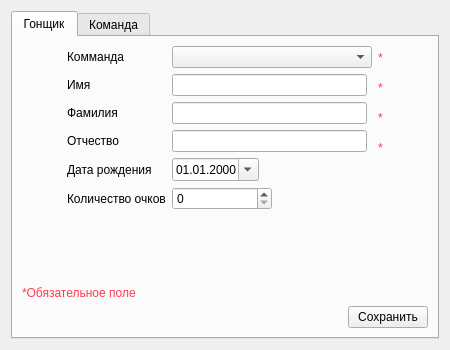
Xez99/SumPract, file creationmenu.ui: the form before one commit.
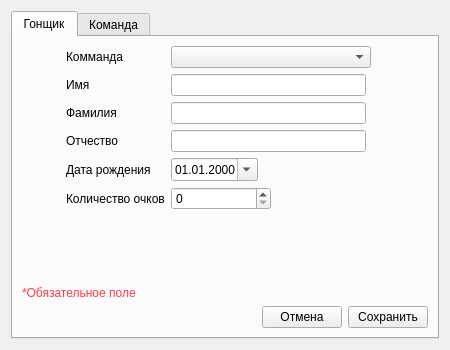
The form after the commit.

Diff of the .ui file:
```diff
--- a/creationmenu.ui
+++ b/creationmenu.ui
@@ -227,9 +227,6 @@
                <height>24</height>
               </size>
              </property>
-             <property name="text">
-              <string>&lt;html&gt;&lt;head/&gt;&lt;body&gt;&lt;p&gt;&lt;span style=&quot; color:#ff3c4d;&quot;&gt;*&lt;/span&gt;&lt;/p&gt;&lt;/body&gt;&lt;/html&gt;</string>
-             </property>
             </widget>
            </item>
            <item row="1" column="0">
@@ -240,9 +237,6 @@
                <height>24</height>
               </size>
              </property>
-             <property name="text">
-              <string>&lt;html&gt;&lt;head/&gt;&lt;body&gt;&lt;p&gt;&lt;span style=&quot; color:#ff3c4d;&quot;&gt;*&lt;/span&gt;&lt;/p&gt;&lt;/body&gt;&lt;/html&gt;</string>
-             </property>
             </widget>
            </item>
            <item row="2" column="0">
@@ -253,9 +247,6 @@
                <height>24</height>
               </size>
              </property>
-             <property name="text">
-              <string>&lt;html&gt;&lt;head/&gt;&lt;body&gt;&lt;p&gt;&lt;span style=&quot; color:#ff3c4d;&quot;&gt;*&lt;/span&gt;&lt;/p&gt;&lt;/body&gt;&lt;/html&gt;</string>
-             </property>
             </widget>
            </item>
            <item row="3" column="0">
@@ -266,9 +257,6 @@
                <height>24</height>
               </size>
              </property>
-             <property name="text">
-              <string>&lt;html&gt;&lt;head/&gt;&lt;body&gt;&lt;p&gt;&lt;span style=&quot; color:#ff3c4d;&quot;&gt;*&lt;/span&gt;&lt;/p&gt;&lt;/body&gt;&lt;/html&gt;</string>
-             </property>
             </widget>
            </item>
           </layout>
@@ -326,6 +314,16 @@
            </property>
           </spacer>
          </item>
+         <item>
+          <widget class="QPushButton" name="cancelRButton">
+           <property name="focusPolicy">
+            <enum>Qt::NoFocus</enum>
+           </property>
+           <property name="text">
+            <string>Отмена</string>
+           </property>
+          </widget>
+         </item>
          <item>
           <widget class="QPushButton" name="saveRbutton">
            <property name="focusPolicy">
```
Left out of the diff: 35 changed lines with no effect on the pictures.
